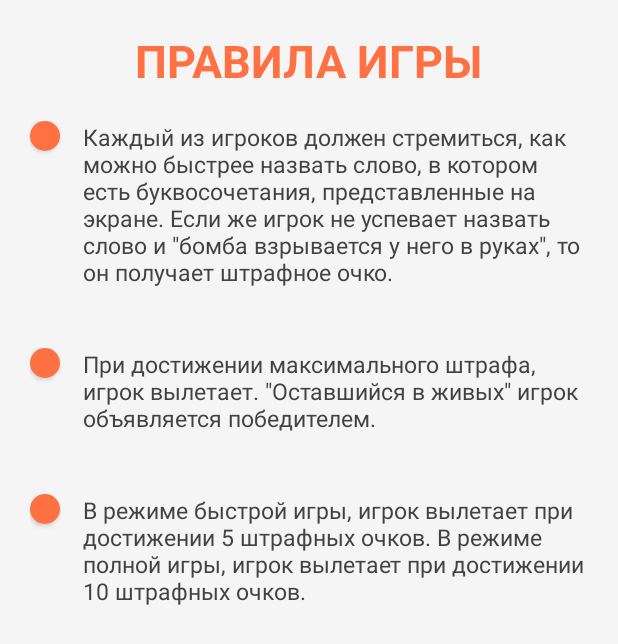
After one commit to DmytroNazarenko/BoomGame, an Android app: the HelpActivity screen opened directly, with no data from a screen before it, on a phone screen of 412 x 824 dp. The commit adds this screen. Shown: the top 644 px of the screen. Run offline under Robolectric (Android 15) with nearby library versions, the phone set to English and light mode, and no system bars.

Commit message:
Adding help

```diff
--- a/app/src/main/AndroidManifest.xml
+++ b/app/src/main/AndroidManifest.xml
@@ -19,16 +19,16 @@
         </activity>
         <activity
             android:name=".view.BaseGameActivity"
-            android:screenOrientation="portrait"
-            android:keepScreenOn="true"/>
+            android:screenOrientation="portrait"/>
+        <activity
+            android:name=".view.HelpActivity"
+            android:screenOrientation="portrait"/>
         <activity
             android:name=".view.ResultsActivity"
-            android:screenOrientation="portrait"
-            android:keepScreenOn="true"/>
+            android:screenOrientation="portrait"/>
         <activity
             android:name=".view.PlayersActivity"
-            android:screenOrientation="portrait"
-            android:keepScreenOn="true"/>
+            android:screenOrientation="portrait"/>
     </application>
 
 </manifest>
--- /dev/null
+++ b/app/src/main/java/com/dmytronazarenko/tictacboom/view/HelpActivity.java
@@ -0,0 +1,18 @@
+package com.dmytronazarenko.tictacboom.view;
+
+import android.os.Bundle;
+import android.support.v7.app.AppCompatActivity;
+
+import com.dmytronazarenko.tictacboom.R;
+
+/**
+ * Created by Дмитрий on 06.10.2017.
+ */
+public class HelpActivity extends AppCompatActivity {
+
+    @Override
+    protected void onCreate(Bundle savedInstanceState) {
+        super.onCreate(savedInstanceState);
+        setContentView(R.layout.activity_help);
+    }
+}
--- a/app/src/main/java/com/dmytronazarenko/tictacboom/view/MainActivity.java
+++ b/app/src/main/java/com/dmytronazarenko/tictacboom/view/MainActivity.java
@@ -86,4 +86,9 @@ public class MainActivity extends AppCompatActivity {
             mSwitcher.setText(textToShow[currentIndex]);
         }
     }
+
+    public void helpOnClick(View view){
+        Intent intent = new Intent(this, HelpActivity.class);
+        startActivity(intent);
+    }
 }
--- /dev/null
+++ b/app/src/main/res/layout/activity_help.xml
@@ -0,0 +1,99 @@
+<?xml version="1.0" encoding="utf-8"?>
+<LinearLayout xmlns:android="http://schemas.android.com/apk/res/android"
+    android:orientation="vertical" android:layout_width="match_parent"
+    android:layout_height="match_parent"
+    android:background="#f5f5f5"
+    android:weightSum="1">
+
+    <TextView
+        android:layout_width="wrap_content"
+        android:layout_height="wrap_content"
+        android:textAppearance="?android:attr/textAppearanceLarge"
+        android:text="ПРАВИЛА ИГРЫ"
+        android:id="@+id/textView6"
+        android:layout_gravity="center_horizontal"
+        android:textColor="#ff7043"
+        android:textSize="30dp"
+        android:textStyle="bold"
+        android:layout_marginTop="20dp" />
+
+    <RelativeLayout
+        android:layout_width="match_parent"
+        android:layout_height="wrap_content"
+        android:layout_gravity="center_horizontal"
+        android:padding="20dp">
+
+        <Button
+            style="?android:attr/buttonStyleSmall"
+            android:layout_width="20dp"
+            android:layout_height="20dp"
+            android:id="@+id/button10"
+            android:background="@drawable/roundshapebtn" />
+
+        <TextView
+            android:layout_width="wrap_content"
+            android:layout_height="wrap_content"
+            android:text="@string/rules2"
+            android:id="@+id/textView7"
+            android:layout_centerVertical="true"
+            android:layout_toRightOf="@+id/button10"
+            android:layout_toEndOf="@+id/button10"
+            android:textColor="#424242"
+            android:textSize="15dp"
+            android:layout_marginLeft="15dp" />
+
+    </RelativeLayout>
+
+    <RelativeLayout
+        android:layout_width="match_parent"
+        android:layout_height="wrap_content"
+        android:layout_gravity="center_horizontal"
+        android:padding="20dp" >
+
+        <Button
+            style="?android:attr/buttonStyleSmall"
+            android:layout_width="20dp"
+            android:layout_height="20dp"
+            android:id="@+id/button11"
+            android:background="@drawable/roundshapebtn" />
+
+        <TextView
+            android:layout_width="wrap_content"
+            android:layout_height="wrap_content"
+            android:text="@string/rules3"
+            android:id="@+id/textView8"
+            android:layout_centerVertical="true"
+            android:layout_toRightOf="@+id/button11"
+            android:layout_toEndOf="@+id/button11"
+            android:textColor="#424242"
+            android:textSize="15dp"
+            android:layout_marginLeft="15dp" />
+    </RelativeLayout>
+
+    <RelativeLayout
+        android:layout_width="match_parent"
+        android:layout_height="wrap_content"
+        android:layout_gravity="center_horizontal"
+        android:padding="20dp" >
+
+        <Button
+            style="?android:attr/buttonStyleSmall"
+            android:layout_width="20dp"
+            android:layout_height="20dp"
+            android:id="@+id/button12"
+            android:background="@drawable/roundshapebtn" />
+
+        <TextView
+            android:layout_width="wrap_content"
+            android:layout_height="wrap_content"
+            android:text="@string/rules4"
+            android:id="@+id/textView9"
+            android:layout_centerVertical="true"
+            android:layout_toRightOf="@+id/button12"
+            android:layout_toEndOf="@+id/button12"
+            android:textColor="#424242"
+            android:textSize="15dp"
+            android:layout_marginLeft="15dp" />
+    </RelativeLayout>
+
+</LinearLayout>
--- a/app/src/main/res/layout/activity_main.xml
+++ b/app/src/main/res/layout/activity_main.xml
@@ -30,7 +30,8 @@
             android:layout_alignTop="@+id/button6"
             android:layout_alignParentLeft="true"
             android:layout_alignParentStart="true"
-            android:textStyle="bold" />
+            android:textStyle="bold"
+            android:onClick="helpOnClick" />
 
         <ImageButton
             style="?android:attr/buttonStyleSmall"
--- a/app/src/main/res/values/strings.xml
+++ b/app/src/main/res/values/strings.xml
@@ -1,4 +1,21 @@
 <resources>
     <string name="app_name">"Tic Tac Boom "</string>
     <string name="title_activity_extended_game">ExtendedGameActivity</string>
+    <string name="rules1">
+        30 минут напряженной игры, во время которой игроки проходят проверку на умение действовать и думать
+        так быстро, как только это возможно, ведь бомба может взорваться в любой момент.
+    </string>
+    <string name="rules2">
+        Каждый из игроков должен стремиться, как можно быстрее назвать слово, в котором есть буквосочетания,
+        представленные на экране. Если же игрок не успевает назвать слово и \"бомба взрывается у него в руках\",
+        то он получает штрафное очко.
+    </string>
+    <string name="rules3">
+        При достижении максимального штрафа, игрок вылетает. \"Оставшийся в живых\"
+        игрок объявляется победителем.
+    </string>
+     <string name="rules4">
+        В режиме быстрой игры, игрок вылетает при достижении 5 штрафных очков. В режиме полной игры,
+         игрок вылетает при достижении 10 штрафных очков.
+    </string>
 </resources>
```
